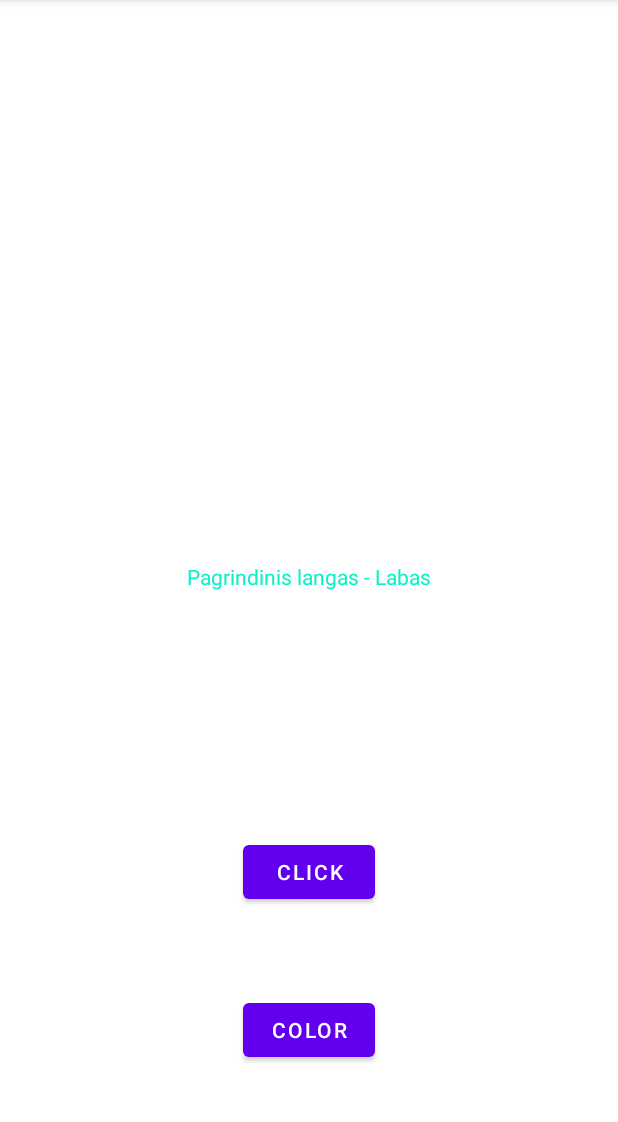
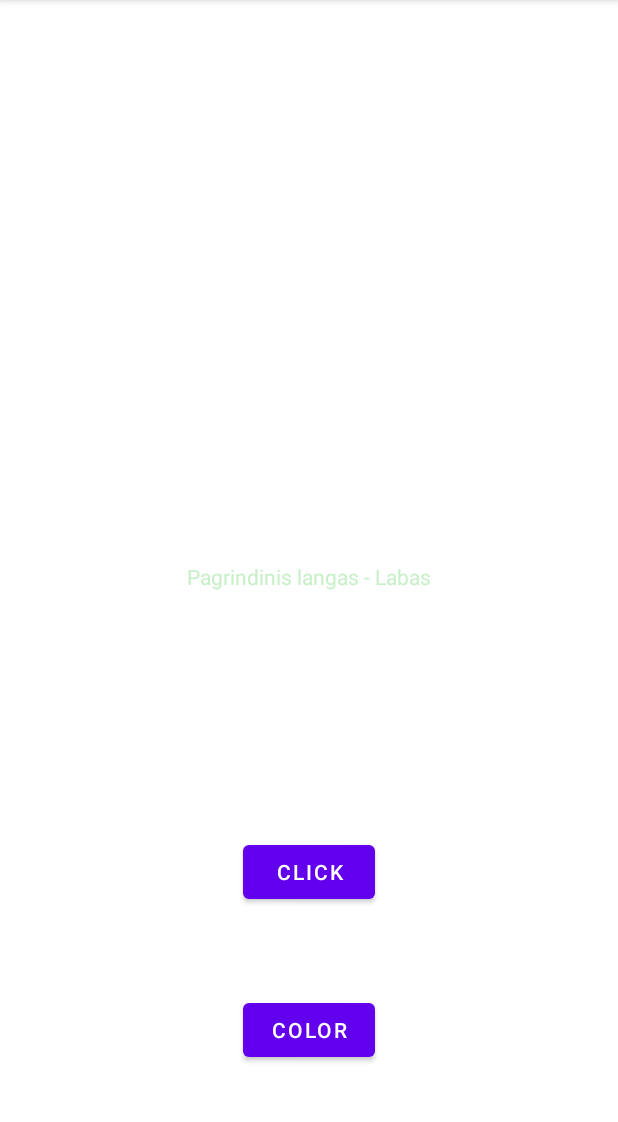
Before and after one commit to Lukaslalas/Laboratorinis.1, an Android app: the screen it shows after launch (MainActivity), after a tap on "COLOR", on a phone screen of 412 x 824 dp, the part 84-1206 px from its top. Run offline under Robolectric (Android 15) with nearby library versions, the phone set to English and light mode, and no system bars.

Commit message:
10 užduotis

```diff
--- a/app/src/main/java/com/example/laboratorinis1/MainActivity.java
+++ b/app/src/main/java/com/example/laboratorinis1/MainActivity.java
@@ -26,7 +26,7 @@ public class MainActivity extends AppCompatActivity {
 
 
         public void Color(View view) {
-        tvMain.setTextColor(Color.rgb(12,240,200));
+        tvMain.setTextColor(Color.rgb(200,240,200));
 
     }
 }
```
